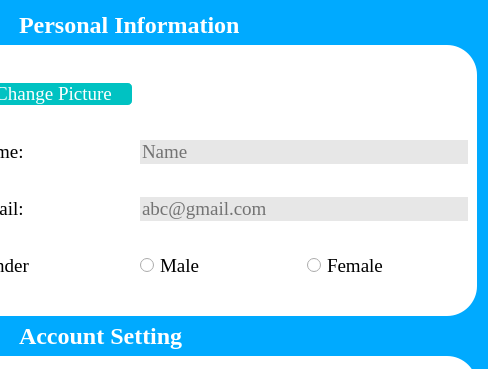
Qt form ui/Profile.ui (abdullah0307/Restaurant_predictor) before a commit; both pictures show x 239 to 727 and y 0 to 369 of the 727 by 531 pixel window.
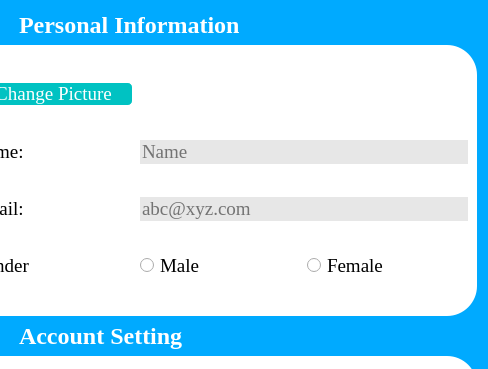
The same form after that commit. Icons and pictures are not drawn.

```diff
--- a/ui/Profile.ui
+++ b/ui/Profile.ui
@@ -521,7 +521,7 @@
          <string notr="true">background-color: rgb(231, 231, 231);</string>
         </property>
         <property name="placeholderText">
-         <string>abc@gmail.com</string>
+         <string>abc@xyz.com</string>
         </property>
        </widget>
       </item>
```
